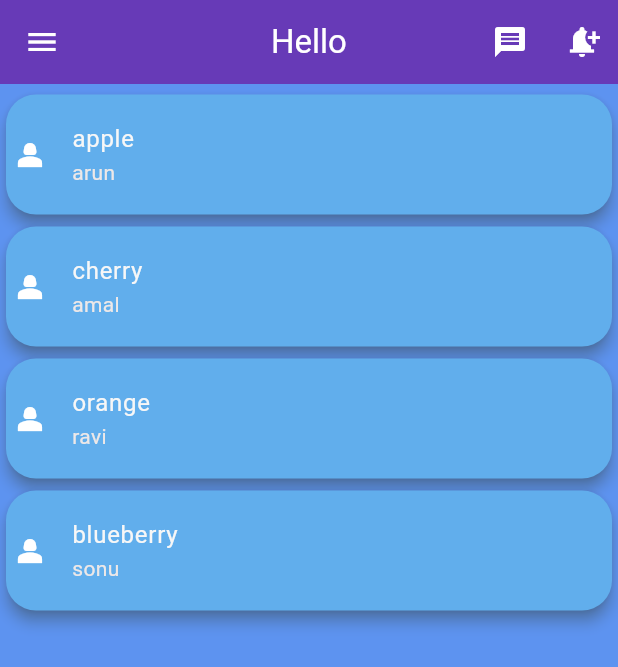
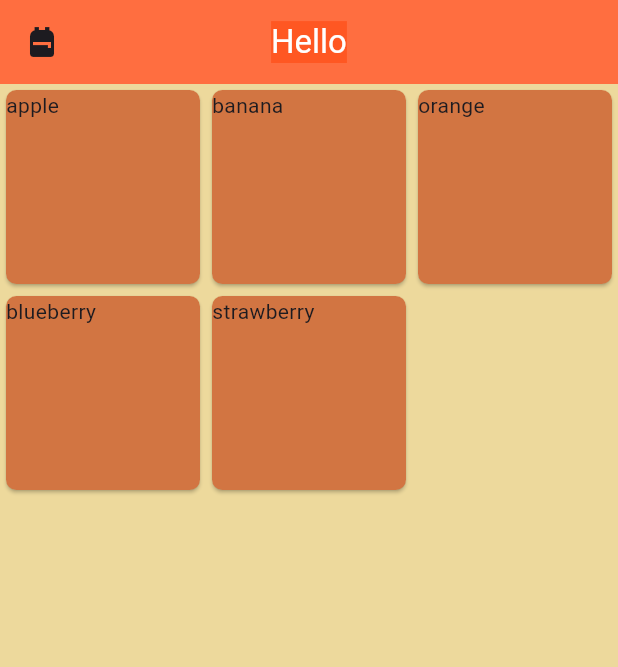
Before and after one commit to SDE-Ashik/flutter-basic, a Flutter app: the screen it shows after launch, after a tap on the "menu" icon, on a phone screen of 412 x 824 dp. Shown: the top 667 px of the screen. Run offline on Flutter 3.47's test engine with Material 3 defaults, Android fonts, the phone set to English and light mode, and no system bars.

Commit message:
grid widget

```diff
--- /dev/null
+++ b/lib/widget/grid_view.dart
@@ -0,0 +1,51 @@
+import 'package:flutter/material.dart';
+import 'package:hello/widget/listview1.dart';
+
+class GridWidget extends StatelessWidget {
+  const GridWidget({super.key});
+
+  @override
+  Widget build(BuildContext context) {
+    var w = MediaQuery.of(context).size.width;
+    var h = MediaQuery.of(context).size.height;
+    List fruits = ["apple", "banana", "orange", "blueberry","strawberry"];
+    Map fruits_p = {
+      "name":["Ashik","devu","sujay","raman","punnoose"],
+      "fruits":fruits
+    };
+    return Scaffold(
+      backgroundColor: const Color.fromARGB(255, 237, 217, 156),
+      appBar: AppBar(
+        leading: IconButton(
+            onPressed: () {
+              Navigator.push(
+                  context, MaterialPageRoute(builder: (context) => HomePage()));
+            },
+            icon: Icon(Icons.backpack)),
+        title: Text(
+          "Hello",
+          style: TextStyle(
+              color: Colors.white, backgroundColor: Colors.deepOrange),
+        ),
+        backgroundColor: Colors.deepOrangeAccent,
+        centerTitle: true,
+      ),
+      body: Container(
+        child: GridView.builder(
+            gridDelegate:
+                SliverGridDelegateWithFixedCrossAxisCount(crossAxisCount: 3),
+            itemCount: fruits.length,
+            itemBuilder: (context, index) {
+              return Card(
+                color: Color.fromARGB(255, 210, 117, 66),
+                shape: RoundedRectangleBorder(borderRadius: BorderRadius.circular(7)),
+                child: GridTile(
+
+                  child: Text(fruits[index]),
+                ),
+              );
+            }),
+      ),
+    );
+  }
+}
--- a/lib/widget/listview1.dart
+++ b/lib/widget/listview1.dart
@@ -1,4 +1,5 @@
 import 'package:flutter/material.dart';
+import 'package:hello/widget/grid_view.dart';
 
 class HomePage extends StatelessWidget {
   const HomePage({super.key});
@@ -15,7 +16,10 @@ class HomePage extends StatelessWidget {
       appBar: AppBar(
         backgroundColor: Colors.deepPurple,
         leading: IconButton(
-            onPressed: () {},
+            onPressed: () {
+              Navigator.push
+              (context, MaterialPageRoute(builder: (context) => GridWidget()));
+            },
             icon: Icon(
               Icons.menu,
               color: Colors.white,
```
